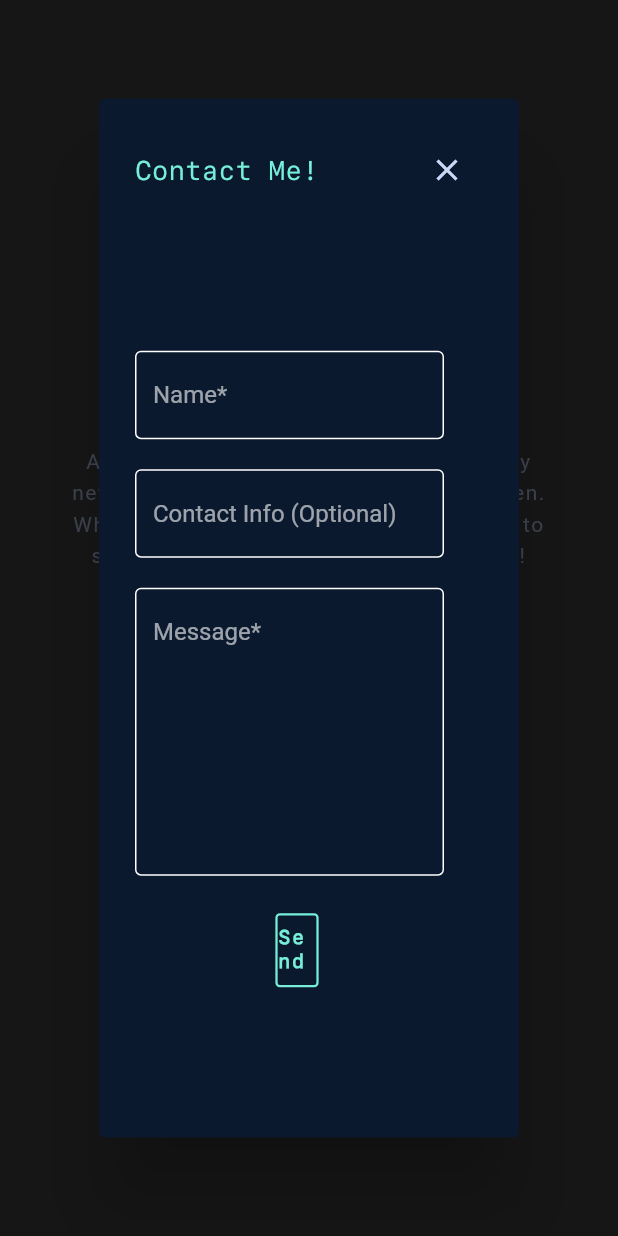
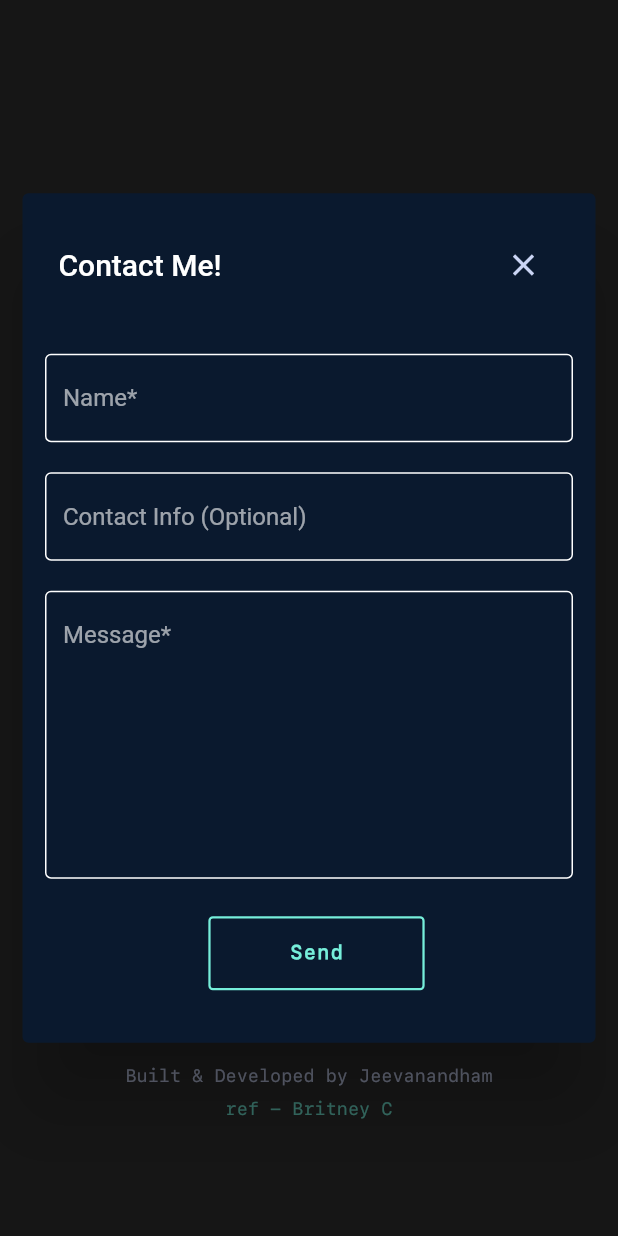
Before and after one commit to Mr-Jeeva/Portfolio, a Flutter app: the ContactMobile widget shown alone on an empty page, opened directly, after a tap on "Say Hello!", on a phone screen of 412 x 824 dp. Run offline on Flutter 3.47's test engine with Material 2 defaults, Android fonts, the light colour scheme and no system bars; our stand-ins replace flutter_riverpod, flutter_svg, google_fonts, scroll_to_index, url_launcher_web.

Commit message:
contact mobile ui fixed

```diff
--- a/lib/view/contact/contactMobile.dart
+++ b/lib/view/contact/contactMobile.dart
@@ -145,10 +145,9 @@ class _ContactMobileState extends ConsumerState<ContactMobile> {
         barrierDismissible: false,
         builder: (_) => AlertDialog(
           backgroundColor: AppColors().primaryColor,
-        titleTextStyle: TextStyle(
-          color: AppColors().neonColor,
-          fontSize: 18,
-          fontFamily: 'sfmono'),
+          insetPadding: EdgeInsets.only(left: 15.0, right: 15.0),
+          contentPadding: EdgeInsets.zero,
+          clipBehavior: Clip.antiAliasWithSaveLayer,
           title: Row(
             children: [
               Expanded(flex: 9, child: Text('Contact Me!')),
@@ -161,9 +160,10 @@ class _ContactMobileState extends ConsumerState<ContactMobile> {
                 return Stack(
                   children: [
                     Container(
+                      padding: EdgeInsets.only(left: 15, right: 15),
                       color: AppColors().primaryColor,
-                  width: AppClass().getMqWidth(context) * 0.5,
-                  height: AppClass().getMqHeight(context) * 0.7,
+                      width: AppClass().getMqWidth(context),
+                      height: AppClass().getMqHeight(context) * 0.6,
                       child: Form(
                         key: _formKey,
                         child: Column(
@@ -247,7 +247,7 @@ class _ContactMobileState extends ConsumerState<ContactMobile> {
                                       },
                                       child: Container(
                                         height: AppClass().getMqHeight(context) * 0.06,
-                                    width: AppClass().getMqWidth(context) * 0.07,
+                                        width: AppClass().getMqWidth(context) * 0.35,
                                         decoration: BoxDecoration(
                                             color: Colors.transparent,
                                             borderRadius: BorderRadius.all(Radius.circular(3.0)),
@@ -284,6 +284,7 @@ class _ContactMobileState extends ConsumerState<ContactMobile> {
                 );
               }
           ),
-    ));
+        )
+    );
   }
 }
```
Lines whose indentation alone changed are shown as unchanged.
